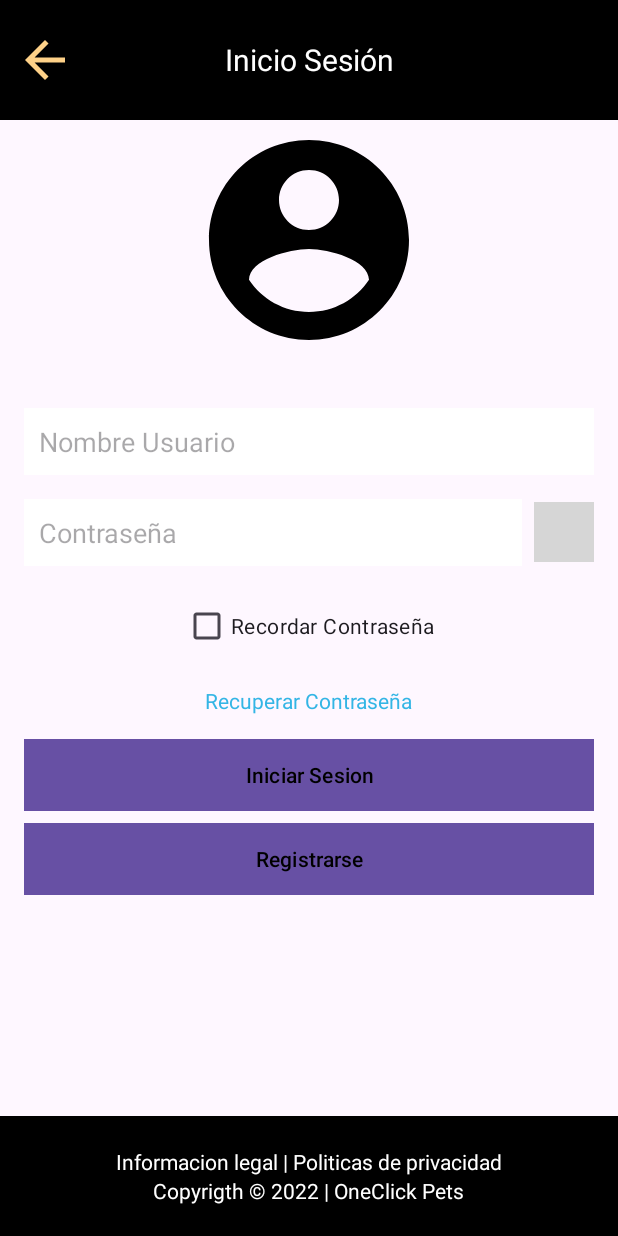
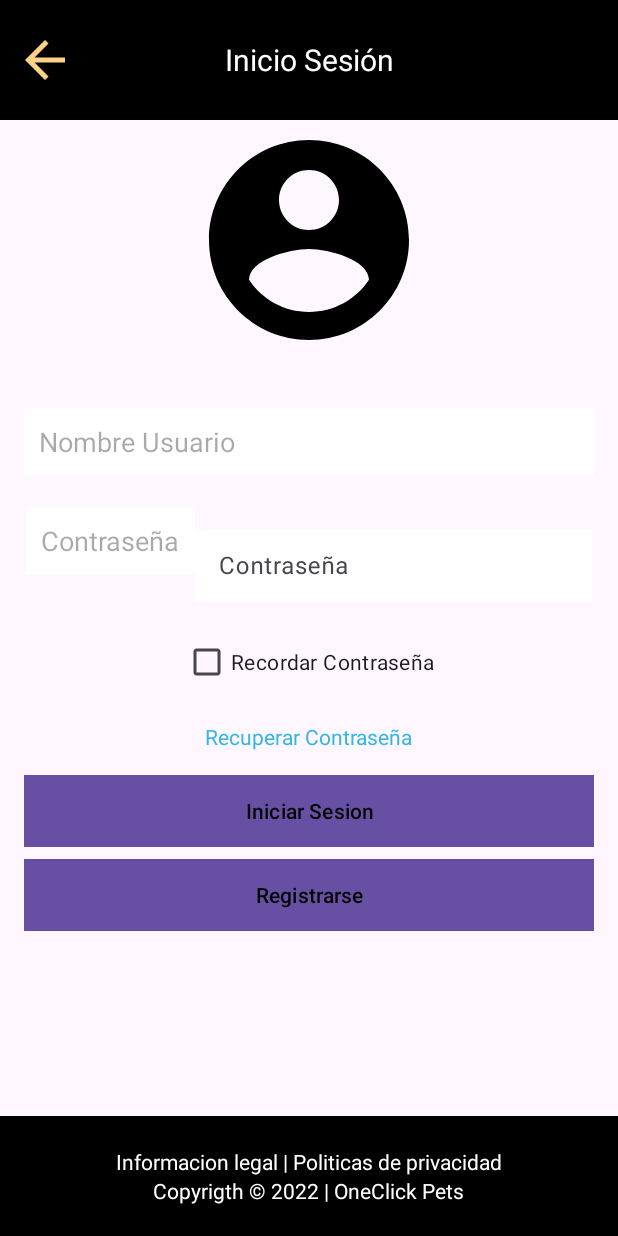
Before and after one commit to Xstiven17/OneClick-Pets-Movil, an Android app: the fragment InicioSesionFragment shown on its own in the app's theme, on a phone screen of 412 x 824 dp. Run offline under Robolectric (Android 15) with nearby library versions, the phone set to English and light mode, and no system bars; grey boxes are pictures that could not be loaded.

Commit message:
inicioSesion

```diff
--- a/app/build.gradle.kts
+++ b/app/build.gradle.kts
@@ -45,6 +45,7 @@ android {
 dependencies {
 
     implementation("androidx.core:core-ktx:1.13.1")
+    implementation("com.google.android.material:material:1.6.0")
     implementation("androidx.fragment:fragment-ktx:1.7.1")
     implementation("androidx.recyclerview:recyclerview:1.3.2")
     implementation("androidx.appcompat:appcompat:1.6.1")
--- a/app/src/main/res/layout/fragment_inicio_sesion.xml
+++ b/app/src/main/res/layout/fragment_inicio_sesion.xml
@@ -3,6 +3,7 @@
     xmlns:tools="http://schemas.android.com/tools"
     android:layout_width="match_parent"
     android:layout_height="match_parent"
+    xmlns:app="http://schemas.android.com/apk/res-auto"
     tools:context=".InicioSesionFragment">
 
     <LinearLayout
@@ -65,29 +66,40 @@
         android:layout_marginTop="16dp"/>
 
         <LinearLayout
-        android:layout_width="match_parent"
+            android:layout_width="377dp"
             android:layout_height="wrap_content"
-        android:orientation="horizontal"
-        android:layout_marginTop="16dp">
+            android:layout_marginTop="15dp"
+            android:orientation="horizontal">
 
             <EditText
                 android:layout_width="0dp"
                 android:layout_height="wrap_content"
                 android:layout_weight="1"
+                android:background="@color/ColorFondo"
                 android:hint="Contraseña"
                 android:inputType="textPassword"
                 android:padding="10dp"
-            android:background="@color/ColorFondo"
-            android:textColor="@color/ColorNegro"/>
+                android:textColor="@color/ColorNegro" />
 
-        <ImageView
-            android:layout_width="40dp"
-            android:layout_height="40dp"
-            android:src="@drawable/ic_visibility"
-            android:contentDescription="Mostrar/Ocultar contraseña"
-            android:layout_gravity="center_vertical"
-            android:layout_marginStart="8dp"
-            />
+            <com.google.android.material.textfield.TextInputLayout
+                android:layout_width="match_parent"
+                android:layout_height="wrap_content"
+                android:layout_marginTop="16dp"
+                app:endIconMode="password_toggle">
+
+                <com.google.android.material.textfield.TextInputEditText
+                    android:id="@+id/etPassword"
+                    android:layout_width="match_parent"
+                    android:layout_height="wrap_content"
+                    android:hint="Contraseña"
+                    android:inputType="textPassword"
+                    android:padding="10dp"
+                    android:textColor="@color/ColorNegro"
+                    android:background="@color/ColorFondo" />
+
+            </com.google.android.material.textfield.TextInputLayout>
+
+
         </LinearLayout>
 
     <CheckBox
```
Lines whose indentation alone changed are shown as unchanged.
